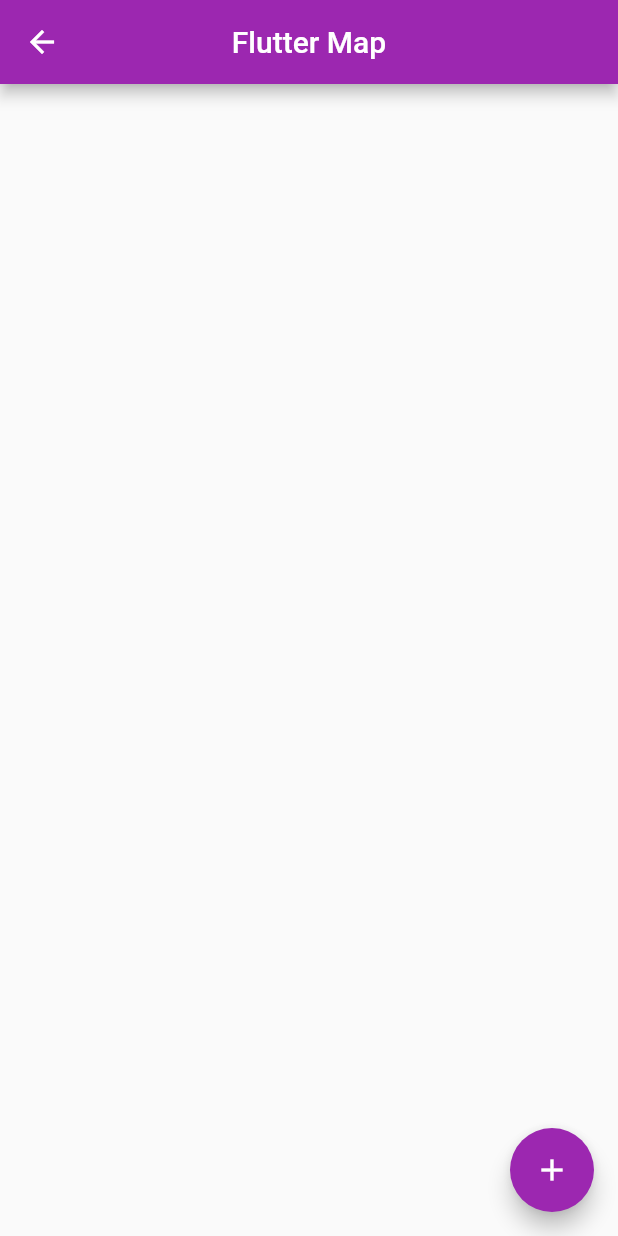
After one commit to Esraaalli/RegisterScreen, a Flutter app: the AnimationList screen opened directly, after a tap on the "add" icon, after a tap on the "delete" icon, on a phone screen of 412 x 824 dp. The commit adds this screen. Run offline on Flutter 3.47's test engine with Material 2 defaults, Android fonts, the phone set to English and light mode, and no system bars; our stand-ins replace flutter_custom_clippers; missing offline and left inert: custom_clippers.

Commit message:
add animated list

```diff
--- /dev/null
+++ b/lib/animation_list.dart
@@ -0,0 +1,82 @@
+import 'package:flutter/material.dart';
+
+class AnimationList extends StatefulWidget {
+  const AnimationList({super.key});
+
+  @override
+  State<AnimationList> createState() => _AnimationListState();
+}
+
+class _AnimationListState extends State<AnimationList> {
+  /// Will used to access the Animated list
+  final GlobalKey<AnimatedListState> listKey = GlobalKey<AnimatedListState>();
+  final List<String> _items = [];
+  int counter = 0;
+
+  void deleteItem(int index) {
+    listKey.currentState!.removeItem(index, (_, animation) {
+      return SizeTransition(
+        sizeFactor: animation,
+        child: const Card(
+          margin: EdgeInsets.all(10),
+          elevation: 10,
+          color: Colors.red,
+          child: ListTile(
+            contentPadding: EdgeInsets.all(15),
+            title: Text("Deleted", style: TextStyle(fontSize: 24,color: Colors.white)),
+          ),
+        ),
+      );
+      ;
+    }, duration: const Duration(seconds: 1));
+
+    _items.removeAt(index);
+  }
+
+  @override
+  Widget build(BuildContext context) {
+    return Scaffold(
+      appBar: AppBar(
+        title: const Text('Flutter Map'),
+        backgroundColor: Colors.purple,
+        centerTitle: true,
+      ),
+
+      body: AnimatedList(
+          key: listKey,
+          initialItemCount: 0,
+          padding: const EdgeInsets.all(10),
+          itemBuilder: (BuildContext context, int index,
+                  Animation<double> animation) =>
+              SizeTransition(
+                key: UniqueKey(),
+                sizeFactor: animation,
+                child: Card(
+                  color: Colors.purple,
+                  margin: const EdgeInsets.all(15),
+                  elevation: 10,
+                  child: ListTile(
+                    contentPadding: const EdgeInsets.all(15),
+                    title: Text(_items[index],
+                        style:
+                            const TextStyle(fontSize: 24, color: Colors.white)),
+                    trailing: IconButton(
+                      icon: const Icon(Icons.delete, color: Colors.white),
+                      onPressed: () => deleteItem(index),
+                    ),
+                  ),
+                ),
+              )),
+      floatingActionButton: FloatingActionButton(
+        onPressed: () {
+          counter++;
+          _items.insert(0, "Item $counter");
+          listKey.currentState!
+              .insertItem(0, duration: const Duration(seconds: 1));
+        },
+        backgroundColor: Colors.purple,
+        child: const Icon(Icons.add),
+      ),
+    );
+  }
+}
--- a/lib/login.dart
+++ b/lib/login.dart
@@ -2,6 +2,8 @@ import 'package:custom_clippers/custom_clippers.dart';
 import 'package:flutter/cupertino.dart';
 import 'package:flutter/material.dart';
 import 'package:flutter_custom_clippers/flutter_custom_clippers.dart';
+
+import 'animation_list.dart';
 
 class Login extends StatefulWidget {
   const Login({super.key});
@@ -14,7 +16,7 @@ class _LoginState extends State<Login> {
   var emailController = TextEditingController();
 
   var passwordController = TextEditingController();
-
+  final formkey = GlobalKey<FormState>();
   bool _isObscure = true;
   bool _confirmisObscure = true;
 
@@ -45,6 +47,8 @@ class _LoginState extends State<Login> {
               ),
               Padding(
                 padding: const EdgeInsets.all(15),
+                child: Form(
+                  key: formkey,
                   child: Column(
                     children: [
                       TextFormField(
@@ -70,6 +74,15 @@ class _LoginState extends State<Login> {
                         controller: emailController,
                         keyboardType: TextInputType.emailAddress,
                         style: const TextStyle(color: Colors.purple),
+                        validator: (value) {
+                          if (value!.isEmpty) {
+                            return "please enter your email";
+                          } else if (emailController.text.contains('@') ==
+                                  false ||
+                              emailController.text.contains('.') == false) {
+                            return "please enter a valid email";
+                          }
+                        },
                         decoration: InputDecoration(
                             enabledBorder: InputBorder.none,
                             filled: true,
@@ -105,7 +118,7 @@ class _LoginState extends State<Login> {
                                 borderRadius: BorderRadius.circular(20))),
                       ),
                       const SizedBox(height: 10),
-                    TextField(
+                      TextFormField(
                         controller: passwordController,
                         keyboardType: TextInputType.visiblePassword,
                         obscureText: _isObscure,
@@ -136,7 +149,7 @@ class _LoginState extends State<Login> {
                                 borderRadius: BorderRadius.circular(20))),
                       ),
                       const SizedBox(height: 10),
-                    TextField(
+                      TextFormField(
                         keyboardType: TextInputType.visiblePassword,
                         obscureText: _confirmisObscure,
                         decoration: InputDecoration(
@@ -168,8 +181,15 @@ class _LoginState extends State<Login> {
                       const SizedBox(height: 30),
                       ElevatedButton(
                         onPressed: () {
+                          if (formkey.currentState!.validate()) {
                             print(emailController.text);
                             print(passwordController.text);
+                            Navigator.push(
+                                context,
+                                MaterialPageRoute(
+                                    builder: (context) =>
+                                    const AnimationList()));
+                          }
                         },
                         style: ElevatedButton.styleFrom(
                           primary: Colors.purple,
@@ -189,8 +209,10 @@ class _LoginState extends State<Login> {
                       ),
                       ElevatedButton(
                         onPressed: () {
+                          if (formkey.currentState!.validate()) {
                             print(emailController.text);
                             print(passwordController.text);
+                          }
                         },
                         style: ElevatedButton.styleFrom(
                           primary: Colors.white,
@@ -209,6 +231,7 @@ class _LoginState extends State<Login> {
                     ],
                   ),
                 ),
+              ),
             ],
           ),
         ),
```
Also changed, not shown: lib/main.dart (+3 -9 lines). Lines whose indentation alone changed are shown as unchanged.
